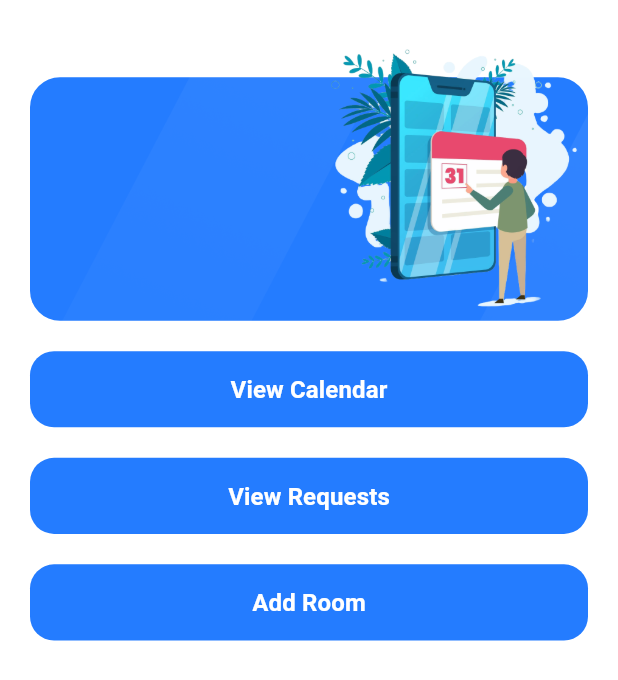
After one commit to MusabALT/booking_app, a Flutter app: the SuperHomeScreenAdmin screen opened by its route, on a phone screen of 412 x 824 dp. The commit adds this screen. Shown: the top 680 px of the screen. Run offline on Flutter 3.47's test engine with Material 3 defaults, Android fonts, the light colour scheme and no system bars; our stand-ins replace cloud_firestore, firebase_auth, firebase_core, firebase_storage, flutter_screenutil, flutter_svg and 2 more; accounts and stored records are empty; project files that could hold a hidden picture were left out.

Commit message:
Adding the calendar feather and some updating to admin tool

```diff
--- a/lib/core/admin/add_new_room.dart
+++ b/lib/core/admin/add_new_room.dart
@@ -3,10 +3,8 @@ import 'dart:io';
 import 'package:booking_room/core/admin/admin_view_calender_screen.dart';
 import 'package:booking_room/core/admin/request_screen.dart';
 import 'package:booking_room/core/helper/spacing.dart';
-import 'package:booking_room/core/routing/routes.dart';
 import 'package:booking_room/core/widgets/app_text_button.dart';
 import 'package:cloud_firestore/cloud_firestore.dart';
-import 'package:firebase_core/firebase_core.dart';
 import 'package:firebase_storage/firebase_storage.dart';
 import 'package:flutter/material.dart';
 import 'package:image_picker/image_picker.dart';
--- /dev/null
+++ b/lib/core/admin/blue_for_admin.dart
@@ -0,0 +1,46 @@
+import 'package:booking_room/core/helper/spacing.dart';
+import 'package:booking_room/core/theming/styles.dart';
+import 'package:flutter/material.dart';
+import 'package:flutter_screenutil/flutter_screenutil.dart';
+
+class adminBookingBlueContainer extends StatelessWidget {
+  const adminBookingBlueContainer({super.key});
+
+  @override
+  Widget build(BuildContext context) {
+    return SizedBox(
+      height: 195.h,
+      child: Stack(
+        alignment: Alignment.bottomCenter,
+        children: [
+          Container(
+            width: double.infinity,
+            height: 160.h,
+            padding: EdgeInsets.symmetric(horizontal: 16.w, vertical: 16.h),
+            decoration: BoxDecoration(
+              borderRadius: BorderRadius.circular(20.0),
+              image: const DecorationImage(
+                image: AssetImage('assets/images/home_blue_pattern.png'),
+                fit: BoxFit.cover,
+              ),
+            ),
+            child: Column(
+              crossAxisAlignment: CrossAxisAlignment.start,
+              children: [
+                Text(' ',
+                    style: TextStyles.font18WhiteMedium,
+                    textAlign: TextAlign.start),
+                verticalSpace(16),
+              ],
+            ),
+          ),
+          Positioned(
+            right: -10,
+            top: 0,
+            child: Image.asset('assets/images/home.png', height: 200.h),
+          )
+        ],
+      ),
+    );
+  }
+}
--- /dev/null
+++ b/lib/core/admin/super_admin_home_screen.dart
@@ -0,0 +1,80 @@
+import 'package:booking_room/core/admin/add_new_room.dart';
+import 'package:booking_room/core/admin/admin_view_calender_screen.dart';
+import 'package:booking_room/core/admin/blue_for_admin.dart';
+import 'package:booking_room/core/admin/request_screen.dart';
+import 'package:booking_room/core/helper/spacing.dart';
+import 'package:booking_room/core/widgets/app_text_button.dart';
+import 'package:flutter/material.dart';
+
+class SuperHomeScreenAdmin extends StatelessWidget {
+  const SuperHomeScreenAdmin({super.key});
+
+  @override
+  Widget build(BuildContext context) {
+    return Scaffold(
+      backgroundColor: Colors.white,
+      body: SafeArea(
+        child: Container(
+          width: double.infinity,
+          margin: const EdgeInsets.fromLTRB(20.0, 16.0, 20.0, 28.0),
+          child: Column(
+            crossAxisAlignment: CrossAxisAlignment.start,
+            children: [
+              const adminBookingBlueContainer(),
+              verticalSpace(20),
+              AppTextButton(
+                buttonText: 'View Calendar',
+                textStyle: const TextStyle(
+                  color: Colors.white,
+                  fontSize: 16,
+                  fontWeight: FontWeight.bold,
+                ),
+                onPressed: () {
+                  Navigator.push(
+                    context,
+                    MaterialPageRoute(
+                        builder: (context) => const AdminCalendarScreen()),
+                  );
+                },
+              ),
+              verticalSpace(20),
+              AppTextButton(
+                buttonText: 'View Requests',
+                textStyle: const TextStyle(
+                  color: Colors.white,
+                  fontSize: 16,
+                  fontWeight: FontWeight.bold,
+                ),
+                onPressed: () {
+                  Navigator.push(
+                    context,
+                    MaterialPageRoute(
+                        builder: (context) =>
+                            const AdminBookingRequestsScreen()),
+                  );
+                },
+              ),
+              verticalSpace(20),
+              AppTextButton(
+                buttonText: 'Add Room',
+                textStyle: const TextStyle(
+                  color: Colors.white,
+                  fontSize: 16,
+                  fontWeight: FontWeight.bold,
+                ),
+                onPressed: () {
+                  Navigator.push(
+                    context,
+                    MaterialPageRoute(
+                        builder: (context) =>
+                            const AddNewRoom()),
+                  );
+                },
+              )
+            ],
+          ),
+        ),
+      ),
+    );
+  }
+}
--- a/lib/core/routing/app_router.dart
+++ b/lib/core/routing/app_router.dart
@@ -1,6 +1,6 @@
 import 'package:booking_room/core/admin/add_new_room.dart';
-import 'package:booking_room/core/admin/admin.dart';
-import 'package:booking_room/core/admin/request_screen.dart';
+import 'package:booking_room/core/admin/admin_home_screen.dart';
+import 'package:booking_room/core/admin/super_admin_home_screen.dart';
 import 'package:booking_room/core/routing/routes.dart';
 import 'package:booking_room/features/home/home_screen.dart';
 import 'package:booking_room/features/login/ui/registration_screen.dart';
@@ -45,7 +45,11 @@ class AppRouter {
         );
       case Routes.adminHomeScreen:
         return MaterialPageRoute(
-          builder: (_) => const AdminBookingRequestsScreen(),
+          builder: (_) =>  const HomeScreenAdmin(),
+        );
+        case Routes.superAdminHomeScreen:
+        return MaterialPageRoute(
+          builder: (_) =>  const SuperHomeScreenAdmin(),
         );
 
       default:
--- a/lib/core/routing/routes.dart
+++ b/lib/core/routing/routes.dart
@@ -6,4 +6,5 @@ class Routes {
   static const String roomBookingScreen = '/roomBookingScreen';
   static const String homeScreen = '/homeScreen';
   static const String addNewRoom = '/addNewRoom';
+  static const String superAdminHomeScreen = '/superAdminHomeScreen';
 }
--- a/lib/features/login/ui/login_screen.dart
+++ b/lib/features/login/ui/login_screen.dart
@@ -99,7 +99,7 @@ class _LoginScreenState extends State<LoginScreen> {
                                     context, '/adminHomeScreen');
                               } else if (user.role == 'superAdmin') {
                                 Navigator.pushReplacementNamed(
-                                    context, '/addNewRoom');
+                                    context, '/superAdminHomeScreen');
                               } else {
                                 Navigator.pushReplacementNamed(
                                     context, '/homeScreen');
--- a/lib/main.dart
+++ b/lib/main.dart
@@ -1,10 +1,10 @@
 import 'package:booking_room/booking_app.dart';
 import 'package:booking_room/core/routing/app_router.dart';
 import 'package:flutter/material.dart';
-import 'package:firebase_core/firebase_core.dart'; // Import Firebase core
+import 'package:firebase_core/firebase_core.dart';
 
 void main() async {
-  WidgetsFlutterBinding.ensureInitialized(); //must put this
+  WidgetsFlutterBinding.ensureInitialized();
   await Firebase.initializeApp();
 
   runApp(BookingApp(
```
Also changed, not shown: lib/core/admin/admin_home_screen.dart (added, +63 -0 lines).
